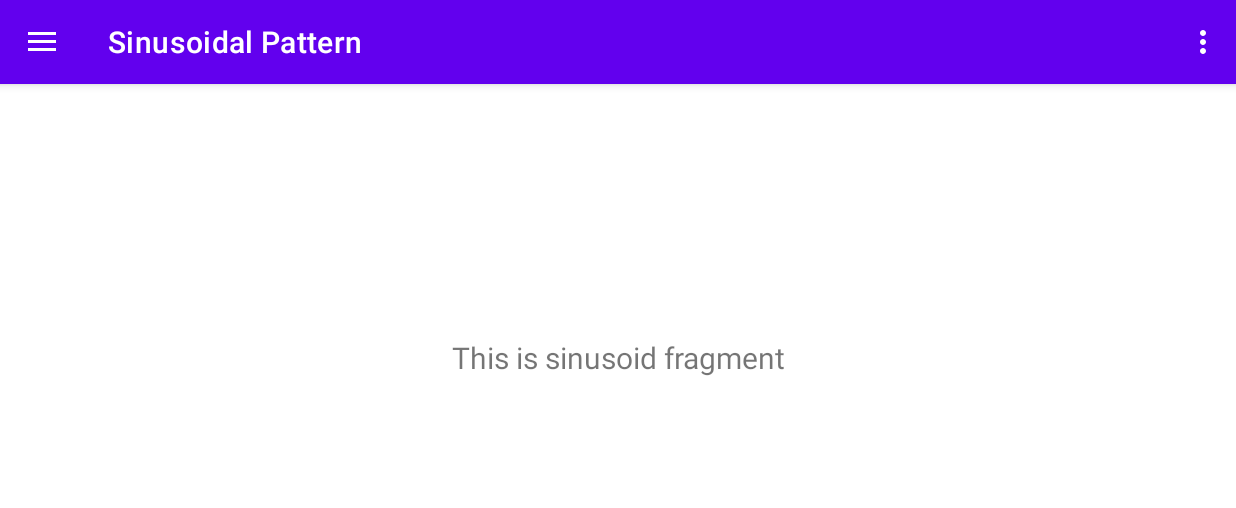
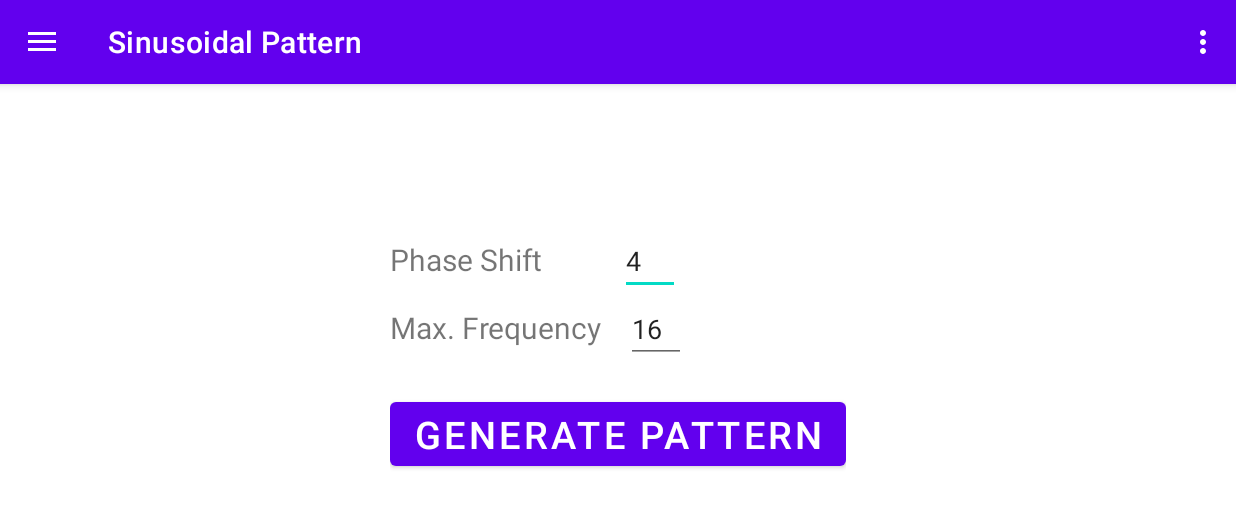
Before and after one commit to cjw531/deflectometry_display_android, an Android app: the screen it shows after launch (MainActivity), in the side drawer, after a tap on "Sinusoidal Pattern", on a phone screen of 824 x 412 dp (held sideways). Shown: the top 508 px of the screen. Run offline under Robolectric (Android 15) with nearby library versions, the phone set to English and light mode, and no system bars; our stand-ins replace navigation-ui.

Commit message:
fringe pattern generated; display 1 of them for testing purposes

```diff
--- a/app/src/main/java/com/example/deflectometrydisplay/ui/sinusoid/SinusoidFragment.java
+++ b/app/src/main/java/com/example/deflectometrydisplay/ui/sinusoid/SinusoidFragment.java
@@ -1,16 +1,23 @@
 package com.example.deflectometrydisplay.ui.sinusoid;
 
+import android.content.Intent;
+import android.graphics.Bitmap;
 import android.os.Bundle;
 import android.view.LayoutInflater;
 import android.view.View;
 import android.view.ViewGroup;
-import android.widget.TextView;
+import android.widget.Button;
+import android.widget.EditText;
+import android.widget.Toast;
 
 import androidx.annotation.NonNull;
 import androidx.fragment.app.Fragment;
 import androidx.lifecycle.ViewModelProvider;
 
 import com.example.deflectometrydisplay.databinding.FragmentSinusoidBinding;
+
+import java.io.ByteArrayOutputStream;
+
 
 public class SinusoidFragment extends Fragment {
 
@@ -24,8 +31,36 @@ public class SinusoidFragment extends Fragment {
         binding = FragmentSinusoidBinding.inflate(inflater, container, false);
         View root = binding.getRoot();
 
-        final TextView textView = binding.textSinusoid;
-        sinusoidViewModel.getText().observe(getViewLifecycleOwner(), textView::setText);
+        final EditText input_nph = binding.inputNph;
+        final EditText input_max_freq = binding.inputMaxFrequency;
+        final Button button_generate = binding.buttonGenerateFringe;
+
+        // Set a click listener for the button
+        button_generate.setOnClickListener(new View.OnClickListener() {
+            @Override
+            public void onClick(View v) {
+                // Retrieve the input values
+                String phaseShift = input_nph.getText().toString();
+                String maxFrequency = input_max_freq.getText().toString();
+
+                // For example, display a toast message with the input values
+                String message = "Phase Shift: " + phaseShift + ", Max. Frequency: " + maxFrequency;
+                Toast.makeText(getActivity(), message, Toast.LENGTH_SHORT).show();
+
+                int nph = Integer.parseInt(input_nph.getText().toString());
+                int max_freq = Integer.parseInt(input_max_freq.getText().toString());
+                SinusoidPattern sinPattern = new SinusoidPattern(requireContext(), nph, max_freq);
+                Bitmap[] patterns = sinPattern.getPatterns();
+
+                // Start the FullscreenActivity and pass the pattern as an extra
+                Intent intent = new Intent(getActivity(), FringeActivity.class);
+                ByteArrayOutputStream stream = new ByteArrayOutputStream();
+                patterns[0].compress(Bitmap.CompressFormat.PNG, 100, stream);
+                byte[] patternBytes = stream.toByteArray();
+                intent.putExtra("pattern", patternBytes);
+                startActivity(intent);
+            }
+        });
         return root;
     }
 
--- a/app/src/main/res/layout/fragment_sinusoid.xml
+++ b/app/src/main/res/layout/fragment_sinusoid.xml
@@ -6,17 +6,65 @@
     android:layout_height="match_parent"
     tools:context=".ui.sinusoid.SinusoidFragment">
 
-    <TextView
-        android:id="@+id/text_sinusoid"
-        android:layout_width="match_parent"
+    <androidx.appcompat.widget.LinearLayoutCompat
+        android:layout_width="wrap_content"
         android:layout_height="wrap_content"
-        android:layout_marginStart="8dp"
-        android:layout_marginTop="8dp"
-        android:layout_marginEnd="8dp"
-        android:textAlignment="center"
-        android:textSize="20sp"
-        app:layout_constraintBottom_toBottomOf="parent"
+        android:orientation="vertical"
+        app:layout_constraintStart_toStartOf="parent"
         app:layout_constraintEnd_toEndOf="parent"
-        app:layout_constraintStart_toStartOf="parent"
-        app:layout_constraintTop_toTopOf="parent" />
+        app:layout_constraintTop_toTopOf="parent"
+        app:layout_constraintBottom_toBottomOf="parent">
+
+        <androidx.appcompat.widget.LinearLayoutCompat
+            android:layout_width="wrap_content"
+            android:layout_height="wrap_content"
+            android:orientation="horizontal">
+
+            <TextView
+                android:layout_width="wrap_content"
+                android:layout_height="wrap_content"
+                android:text="Phase Shift"
+                android:textSize="20sp"
+                android:paddingEnd="52dp" />
+
+            <EditText
+                android:id="@+id/input_nph"
+                android:layout_width="40dp"
+                android:layout_height="wrap_content"
+                android:inputType="number"
+                android:text="4" />
+
+        </androidx.appcompat.widget.LinearLayoutCompat>
+
+        <androidx.appcompat.widget.LinearLayoutCompat
+            android:layout_width="wrap_content"
+            android:layout_height="wrap_content"
+            android:orientation="horizontal">
+
+            <TextView
+                android:layout_width="wrap_content"
+                android:layout_height="wrap_content"
+                android:text="Max. Frequency"
+                android:textSize="20sp"
+                android:paddingEnd="16dp" />
+
+            <EditText
+                android:id="@+id/input_max_frequency"
+                android:layout_width="40dp"
+                android:layout_height="wrap_content"
+                android:inputType="number"
+                android:text="16" />
+
+        </androidx.appcompat.widget.LinearLayoutCompat>
+
+    <Button
+        android:id="@+id/button_generate_fringe"
+        android:layout_marginTop="20dp"
+        android:layout_width="wrap_content"
+        android:layout_height="wrap_content"
+        android:textSize="25sp"
+        android:text="Generate Pattern"/>
+
+    </androidx.appcompat.widget.LinearLayoutCompat>
+
 </androidx.constraintlayout.widget.ConstraintLayout>
```
Also changed, not shown: app/src/main/AndroidManifest.xml (+7 -2 lines), app/src/main/java/com/example/deflectometrydisplay/ui/sinusoid/FringeActivity.java (added, +74 -0 lines), app/src/main/java/com/example/deflectometrydisplay/ui/sinusoid/SinusoidPattern.java (added, +80 -0 lines), app/src/main/res/layout/activity_fringe.xml (added, +20 -0 lines).
